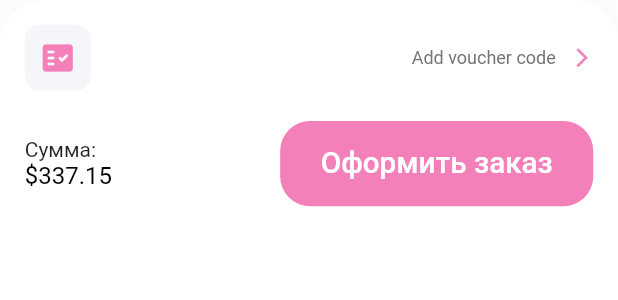
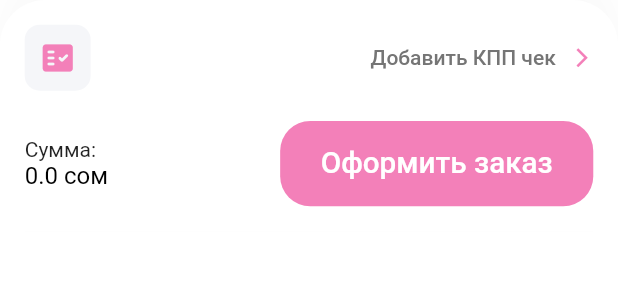
Before and after one commit to MorgueMorg/Flutter-FHome-Inai, a Flutter app: the CheckOurCard widget shown alone on an empty page, opened directly, on a phone screen of 412 x 824 dp. Shown: the top 300 px of the screen. Run offline on Flutter 3.47's test engine with Material 2 defaults, Android fonts, the phone set to English and light mode, and no system bars; our stand-ins replace bloc, dio, equatable, flutter_bloc, flutter_svg; network calls fail; Roboto replaces fonts that are missing (Muli).

Commit message:
Finished cart :pager:

```diff
--- a/lib/features/screens/cart/cart_screen.dart
+++ b/lib/features/screens/cart/cart_screen.dart
@@ -1,13 +1,16 @@
 import 'package:fhome/components/constants.dart';
 import 'package:fhome/components/default_button.dart';
 import 'package:fhome/components/size_config.dart';
+import 'package:fhome/features/cubit/cartFeature/cart_cubit.dart';
 import 'package:fhome/features/screens/cart/components/body.dart';
+import 'package:fhome/repositories/models/product_model.dart';
 import 'package:flutter/material.dart';
+import 'package:flutter_bloc/flutter_bloc.dart';
 
 class CartScreen extends StatelessWidget {
   static String routeName = "/cart";
 
-  const CartScreen({super.key});
+  const CartScreen({Key? key}) : super(key: key);
 
   @override
   Widget build(BuildContext context) {
@@ -23,13 +26,9 @@ class CartScreen extends StatelessWidget {
       title: const Column(
         children: [
           Text(
-            "Ваша корзина",
+            "Корзина",
             style: TextStyle(color: Colors.black),
           ),
-          // Text(
-          //   "${demoCarts.length} items",
-          //   style: Theme.of(context).textTheme.caption,
-          // ),
         ],
       ),
     );
@@ -37,9 +36,7 @@ class CartScreen extends StatelessWidget {
 }
 
 class CheckOurCard extends StatelessWidget {
-  const CheckOurCard({
-    super.key,
-  });
+  const CheckOurCard({Key? key}) : super(key: key);
 
   @override
   Widget build(BuildContext context) {
@@ -48,8 +45,6 @@ class CheckOurCard extends StatelessWidget {
         vertical: getProportionateScreenWidth(15),
         horizontal: getProportionateScreenWidth(15),
       ),
-      // Used this height only for demo
-      // height: 174,
       decoration: BoxDecoration(
         color: Colors.white,
         borderRadius: const BorderRadius.only(
@@ -85,8 +80,8 @@ class CheckOurCard extends StatelessWidget {
                 ),
                 const Spacer(),
                 Text(
-                  "Add voucher code",
-                  style: Theme.of(context).textTheme.bodySmall,
+                  "Добавить КПП чек",
+                  style: Theme.of(context).textTheme.bodyLarge,
                 ),
                 const SizedBox(width: 10),
                 const Icon(
@@ -100,16 +95,25 @@ class CheckOurCard extends StatelessWidget {
             Row(
               mainAxisAlignment: MainAxisAlignment.spaceBetween,
               children: [
-                const Text.rich(
-                  TextSpan(
-                    text: "Сумма:\n",
-                    children: [
+                BlocBuilder<CartCubit, List<Product>>(
+                  builder: (context, state) {
+                    double totalAmount = 0;
+                    for (var product in state) {
+                      totalAmount += product.price;
+                    }
+                    return Text.rich(
                       TextSpan(
-                        text: "\$337.15",
-                        style: TextStyle(fontSize: 16, color: Colors.black),
+                        text: "Сумма:\n",
+                        children: [
+                          TextSpan(
+                            text: "$totalAmount сом",
+                            style:
+                                const TextStyle(fontSize: 16, color: Colors.black),
+                          ),
+                        ],
                       ),
-                    ],
-                  ),
+                    );
+                  },
                 ),
                 SizedBox(
                   width: getProportionateScreenWidth(190),
--- a/lib/features/screens/product_details/components/body.dart
+++ b/lib/features/screens/product_details/components/body.dart
@@ -106,8 +106,10 @@ class _ProductDetailsBodyState extends State<ProductDetailsBody> {
                                   cartCubit.addProduct(product);
                                   ScaffoldMessenger.of(context).showSnackBar(
                                     const SnackBar(
+                                      backgroundColor: darkPink,
                                       content:
                                           Text('Продукт добавлен в корзину'),
+                                      duration: Duration(seconds: 1),
                                     ),
                                   );
                                 },
```
Also changed, not shown: lib/features/screens/cart/components/body.dart (+20 -5 lines).
